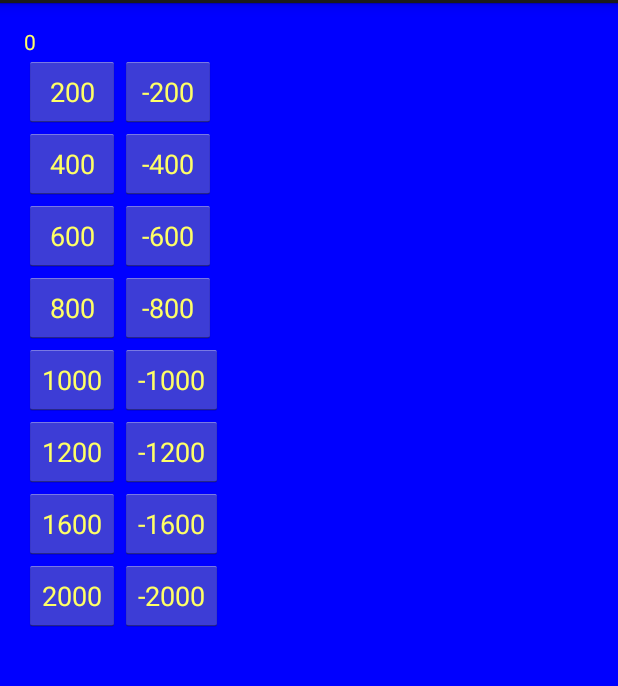
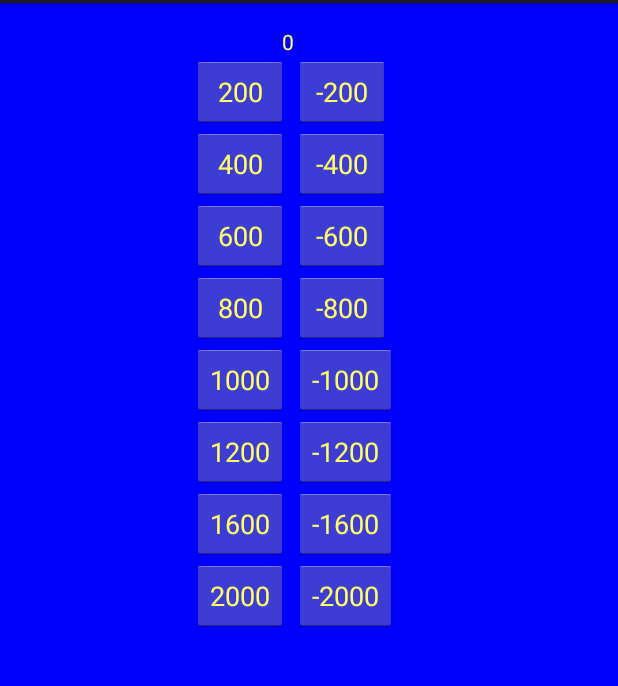
Before and after one commit to dlucci/Jeopardy, an Android app: the screen it shows after launch (JeopardyActivity), on a phone screen of 412 x 824 dp, the part 69-755 px from its top. Run offline under Robolectric (Android 15) with nearby library versions, the phone set to English and light mode, and no system bars; our stand-ins replace ButterKnife.

Commit message:
Updated layout to center things

```diff
--- a/app/src/main/res/layout/activity_jeopardy.xml
+++ b/app/src/main/res/layout/activity_jeopardy.xml
@@ -12,7 +12,6 @@
     android:columnCount="2"
     android:orientation="horizontal"
     android:background="#0000FF"
-    android:layout_gravity="center_horizontal"
     >
     <TextView
         android:id="@+id/score"
@@ -23,6 +22,7 @@
         android:layout_row="0"
         android:gravity="center"
         android:textColor="#FFFF66"
+        android:paddingLeft="60dp"
         />
     <Button
         android:id="@+id/plus200"
--- a/app/src/main/res/values/dimens.xml
+++ b/app/src/main/res/values/dimens.xml
@@ -1,5 +1,5 @@
 <resources>
     <!-- Default screen margins, per the Android Design guidelines. -->
-    <dimen name="activity_horizontal_margin">16dp</dimen>
+    <dimen name="activity_horizontal_margin">128dp</dimen>
     <dimen name="activity_vertical_margin">16dp</dimen>
 </resources>
```
Also changed, not shown: 1 other file.
